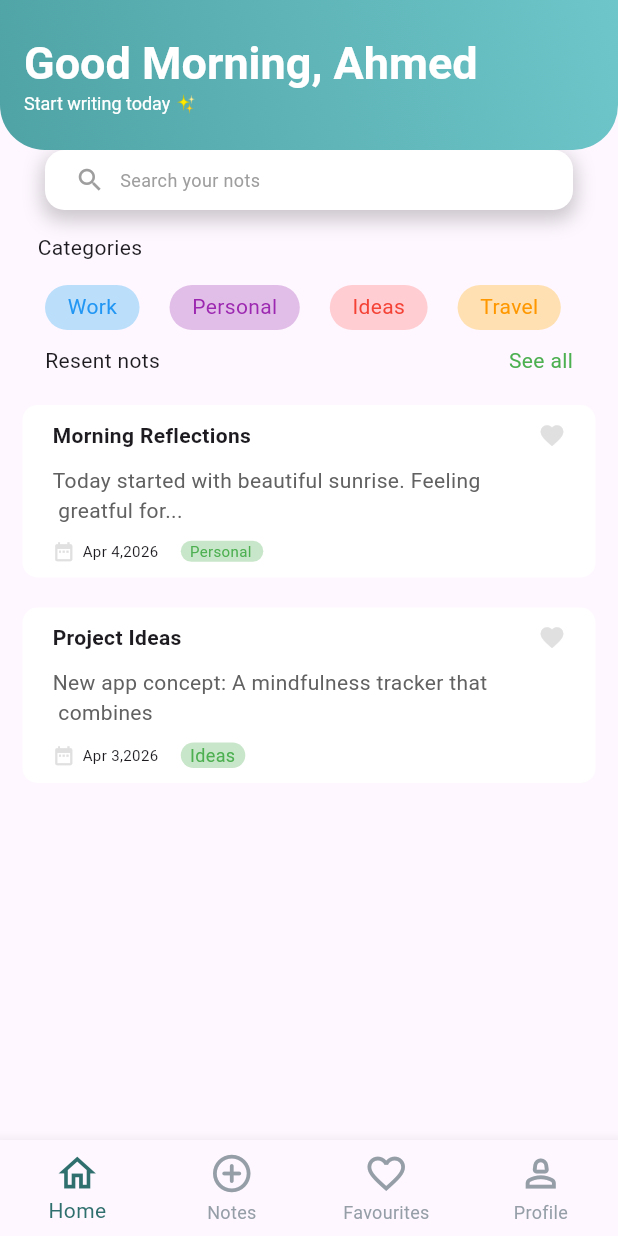
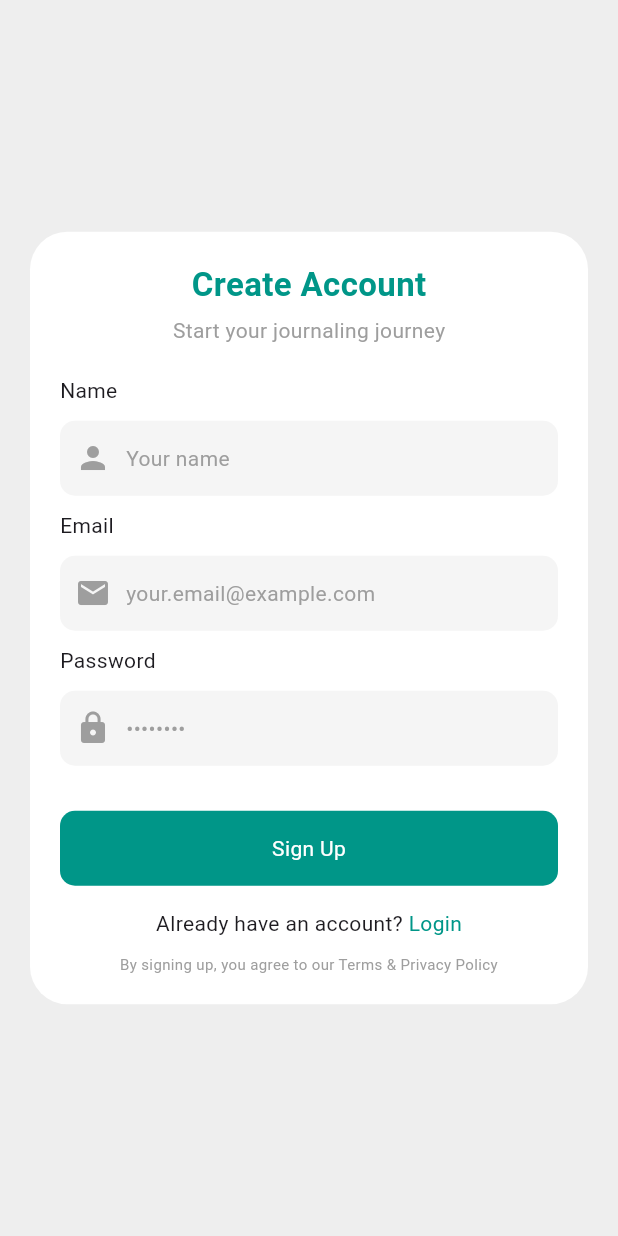
Before and after one commit to abdaladarwesh/NotesApp, a Flutter app: the screen it shows after launch, on a phone screen of 412 x 824 dp. Run offline on Flutter 3.47's test engine with Material 3 defaults, Android fonts, the phone set to English and light mode, and no system bars.

Commit message:
sign up update

```diff
--- a/lib/main.dart
+++ b/lib/main.dart
@@ -1,4 +1,5 @@
 import 'package:flutter/material.dart';
+import 'package:notes_app/pages/create_account_page.dart';
 import 'package:notes_app/pages/create_note_page.dart';
 import 'package:notes_app/pages/favorites_page.dart';
 import 'package:notes_app/pages/home_page.dart';
@@ -18,7 +19,7 @@ class NotesApp extends StatelessWidget {
   Widget build(BuildContext context) {
     return MaterialApp(
       debugShowCheckedModeBanner: false,
-      home: MainApp(),
+      home: CreateAccountPage(),
       // home: LoginPage()
     );
   }
--- /dev/null
+++ b/lib/pages/create_account_page.dart
@@ -0,0 +1,155 @@
+import 'package:flutter/material.dart';
+
+class CreateAccountPage extends StatelessWidget {
+  const CreateAccountPage({super.key});
+
+  @override
+  Widget build(BuildContext context) {
+    return Scaffold(
+      backgroundColor: Colors.grey[200],
+      body: Center(
+        child: Container(
+          margin: EdgeInsets.all(20),
+          padding: EdgeInsets.all(20),
+          decoration: BoxDecoration(
+            color: Colors.white,
+            borderRadius: BorderRadius.circular(25),
+          ),
+          child: Column(
+            mainAxisSize: MainAxisSize.min,
+            children: [
+              Column(
+                children: [
+                  Text(
+                    "Create Account",
+                    style: TextStyle(
+                      fontSize: 22,
+                      color: Colors.teal,
+                      fontWeight: FontWeight.bold,
+                    ),
+                  ),
+                  SizedBox(height: 5),
+                  Text(
+                    "Start your journaling journey",
+                    style: TextStyle(color: Colors.grey),
+                  ),
+                ],
+              ),
+              SizedBox(height: 20),
+              Column(
+                crossAxisAlignment: CrossAxisAlignment.start,
+                children: [
+                  Text("Name"),
+                  Container(
+                    margin: EdgeInsets.symmetric(vertical: 10),
+                    padding: EdgeInsets.symmetric(horizontal: 10),
+                    height: 50,
+                    decoration: BoxDecoration(
+                      color: Colors.grey[100],
+                      borderRadius: BorderRadius.circular(10),
+                    ),
+                    child: Row(
+                      children: [
+                        Icon(Icons.person, color: Colors.grey),
+                        SizedBox(width: 10),
+                        Text(
+                          "Your name",
+                          style: TextStyle(color: Colors.grey),
+                        ),
+                      ],
+                    ),
+                  ),
+                ],
+              ),
+              Column(
+                crossAxisAlignment: CrossAxisAlignment.start,
+                children: [
+                  Text("Email"),
+                  Container(
+                    margin: EdgeInsets.symmetric(vertical: 10),
+                    padding: EdgeInsets.symmetric(horizontal: 10),
+                    height: 50,
+                    decoration: BoxDecoration(
+                      color: Colors.grey[100],
+                      borderRadius: BorderRadius.circular(10),
+                    ),
+                    child: Row(
+                      children: [
+                        Icon(Icons.email, color: Colors.grey),
+                        SizedBox(width: 10),
+                        Text(
+                          "your.email@example.com",
+                          style: TextStyle(color: Colors.grey),
+                        ),
+                      ],
+                    ),
+                  ),
+                ],
+              ),
+              Column(
+                crossAxisAlignment: CrossAxisAlignment.start,
+                children: [
+                  Text("Password"),
+                  Container(
+                    margin: EdgeInsets.symmetric(vertical: 10),
+                    padding: EdgeInsets.symmetric(horizontal: 10),
+                    height: 50,
+                    decoration: BoxDecoration(
+                      color: Colors.grey[100],
+                      borderRadius: BorderRadius.circular(10),
+                    ),
+                    child: Row(
+                      children: [
+                        Icon(Icons.lock, color: Colors.grey),
+                        SizedBox(width: 10),
+                        Text(
+                          "••••••••",
+                          style: TextStyle(color: Colors.grey),
+                        ),
+                      ],
+                    ),
+                  ),
+                ],
+              ),
+              SizedBox(height: 20),
+              Container(
+                width: double.infinity,
+                height: 50,
+                decoration: BoxDecoration(
+                  color: Colors.teal,
+                  borderRadius: BorderRadius.circular(10),
+                ),
+                child: Row(
+                  mainAxisAlignment: MainAxisAlignment.center,
+                  children: [
+                    Text(
+                      "Sign Up",
+                      style: TextStyle(color: Colors.white),
+                    ),
+                  ],
+                ),
+              ),
+              SizedBox(height: 15),
+              Row(
+                mainAxisAlignment: MainAxisAlignment.center,
+                children: [
+                  Text("Already have an account? "),
+                  Text(
+                    "Login",
+                    style: TextStyle(color: Colors.teal),
+                  ),
+                ],
+              ),
+              SizedBox(height: 10),
+              Text(
+                "By signing up, you agree to our Terms & Privacy Policy",
+                style: TextStyle(fontSize: 10, color: Colors.grey),
+                textAlign: TextAlign.center,
+              ),
+            ],
+          ),
+        ),
+      ),
+    );
+  }
+}
```
